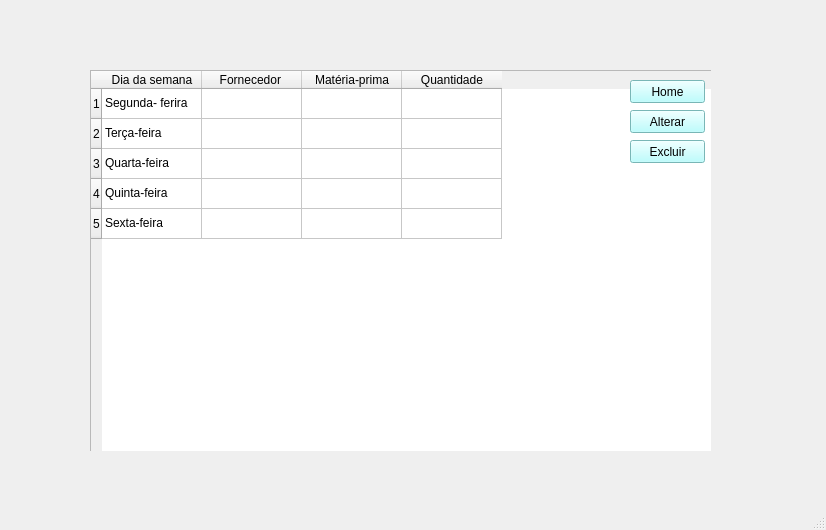
First picture: the form in src/gui_principal.ui, repository martins678/Usina_HYMA, before the edit.
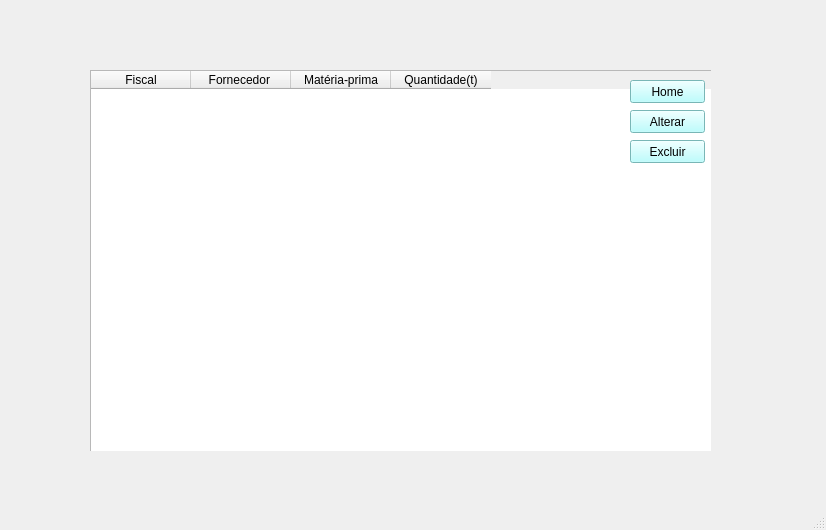
Second picture: the form after the edit. The open tabs and pages were chosen to show the change.

```diff
--- a/src/gui_principal.ui
+++ b/src/gui_principal.ui
@@ -613,34 +613,9 @@
         <height>401</height>
        </rect>
       </property>
-      <row>
-       <property name="text">
-        <string>1</string>
-       </property>
-      </row>
-      <row>
-       <property name="text">
-        <string>2</string>
-       </property>
-      </row>
-      <row>
-       <property name="text">
-        <string>3</string>
-       </property>
-      </row>
-      <row>
-       <property name="text">
-        <string>4</string>
-       </property>
-      </row>
-      <row>
-       <property name="text">
-        <string>5</string>
-       </property>
-      </row>
       <column>
        <property name="text">
-        <string>Dia da semana</string>
+        <string>Fiscal</string>
        </property>
       </column>
       <column>
@@ -655,34 +630,9 @@
       </column>
       <column>
        <property name="text">
-        <string>Quantidade</string>
+        <string>Quantidade(t)</string>
        </property>
       </column>
-      <item row="0" column="0">
-       <property name="text">
-        <string>Segunda- ferira</string>
-       </property>
-      </item>
-      <item row="1" column="0">
-       <property name="text">
-        <string>Terça-feira</string>
-       </property>
-      </item>
-      <item row="2" column="0">
-       <property name="text">
-        <string>Quarta-feira</string>
-       </property>
-      </item>
-      <item row="3" column="0">
-       <property name="text">
-        <string>Quinta-feira</string>
-       </property>
-      </item>
-      <item row="4" column="0">
-       <property name="text">
-        <string>Sexta-feira</string>
-       </property>
-      </item>
      </widget>
      <widget class="QPushButton" name="botao_alterar">
       <property name="geometry">
```
Left out of the diff: 2 changed lines with no effect on the pictures.
